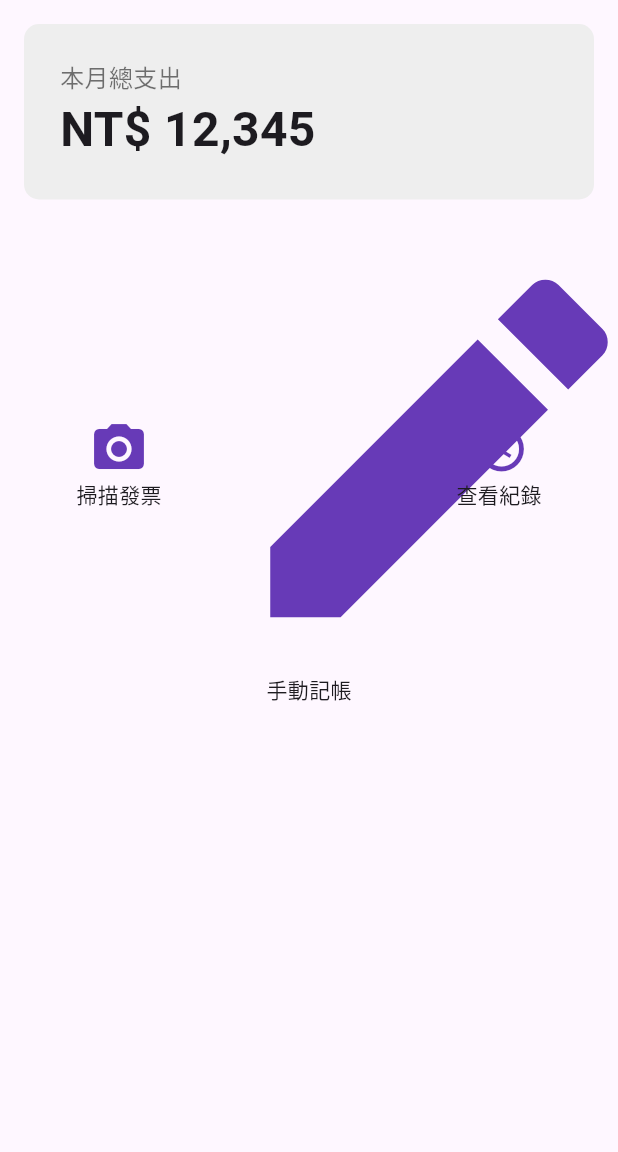
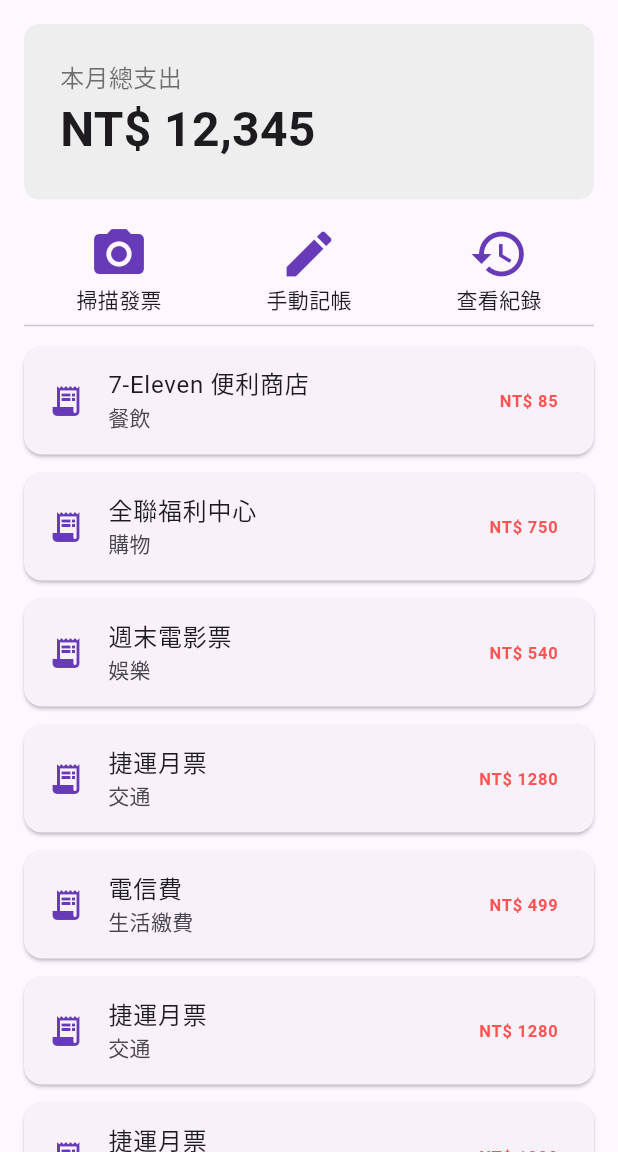
Before and after one commit to jungang0414/snapsaver, a Flutter app: the screen it shows after launch, on a phone screen of 412 x 824 dp, the part 84-1236 px from its top. Run offline on Flutter 3.47's test engine with Material 3 defaults, Android fonts, the phone set to English and light mode, and no system bars.

Commit message:
Day 6 - 讓畫面動起來

```diff
--- a/lib/main.dart
+++ b/lib/main.dart
@@ -1,5 +1,20 @@
 // lib/main.dart
 import 'package:flutter/material.dart';
+
+// 假資料的結構
+class Transaction {
+  final String title;
+  final String category;
+  final double amount;
+  final DateTime date;
+
+  Transaction({
+    required this.title,
+    required this.category,
+    required this.amount,
+    required this.date,
+  });
+}
 
 void main() {
   runApp(const MyApp());
@@ -18,14 +33,68 @@ class MyApp extends StatelessWidget {
         colorScheme: ColorScheme.fromSeed(seedColor: Colors.deepPurple),
         useMaterial3: true,
       ),
-      home: const HomePage(),
+      // 移除 'const' 關鍵字
+      home: HomePage(),
     );
   }
 }
 
 // 這是我們今天主要的工作區域
 class HomePage extends StatelessWidget {
-  const HomePage({super.key});
+  // 移除 'const' 關鍵字
+  HomePage({super.key});
+
+  // 建立一個假資料列表
+  final List<Transaction> transactions = [
+    Transaction(
+      title: '7-Eleven 便利商店',
+      category: '餐飲',
+      amount: 85,
+      date: DateTime(2024, 6, 1),
+    ),
+    Transaction(
+      title: '全聯福利中心',
+      category: '購物',
+      amount: 750,
+      date: DateTime(2024, 6, 2),
+    ),
+    Transaction(
+      title: '週末電影票',
+      category: '娛樂',
+      amount: 540,
+      date: DateTime(2024, 6, 3),
+    ),
+    Transaction(
+      title: '捷運月票',
+      category: '交通',
+      amount: 1280,
+      date: DateTime(2024, 6, 4),
+    ),
+    Transaction(
+      title: '電信費',
+      category: '生活繳費',
+      amount: 499,
+      date: DateTime(2024, 6, 5),
+    ),
+    Transaction(
+      title: '捷運月票',
+      category: '交通',
+      amount: 1280,
+      date: DateTime(2024, 7, 4),
+    ),
+    Transaction(
+      title: '捷運月票',
+      category: '交通',
+      amount: 1280,
+      date: DateTime(2024, 8, 4),
+    ),
+    Transaction(
+      title: '捷運月票',
+      category: '交通',
+      amount: 1280,
+      date: DateTime(2024, 9, 4),
+    ),
+  ];
 
   @override
   Widget build(BuildContext context) {
@@ -88,11 +157,7 @@ class HomePage extends StatelessWidget {
                   // 第二個按鈕
                   child: Column(
                     children: [
-                      Icon(
-                        Icons.edit,
-                        size: 300,
-                        color: Colors.deepPurple,
-                      ), // 建議調整 size 為 40，避免過大
+                      Icon(Icons.edit, size: 40, color: Colors.deepPurple),
                       Text('手動記帳'),
                     ],
                   ),
@@ -109,6 +174,43 @@ class HomePage extends StatelessWidget {
               ],
             ),
           ),
+
+          // 分隔線
+          const Padding(
+            padding: EdgeInsets.symmetric(horizontal: 16.0),
+            child: Divider(),
+          ),
+
+          // 使用 Expanded 包裹 ListView.builder
+          Expanded(
+            child: ListView.builder(
+              itemCount: transactions.length,
+              itemBuilder: (BuildContext context, int index) {
+                final transaction = transactions[index];
+                return Card(
+                  margin: const EdgeInsets.symmetric(
+                    horizontal: 16.0,
+                    vertical: 6.0,
+                  ),
+                  child: ListTile(
+                    leading: const Icon(
+                      Icons.receipt_long,
+                      color: Colors.deepPurple,
+                    ),
+                    title: Text(transaction.title),
+                    subtitle: Text(transaction.category),
+                    trailing: Text(
+                      'NT\$ ${transaction.amount.toStringAsFixed(0)}',
+                      style: const TextStyle(
+                        color: Colors.redAccent,
+                        fontWeight: FontWeight.bold,
+                      ),
+                    ),
+                  ),
+                );
+              },
+            ),
+          ),
         ],
       ),
     );
```
